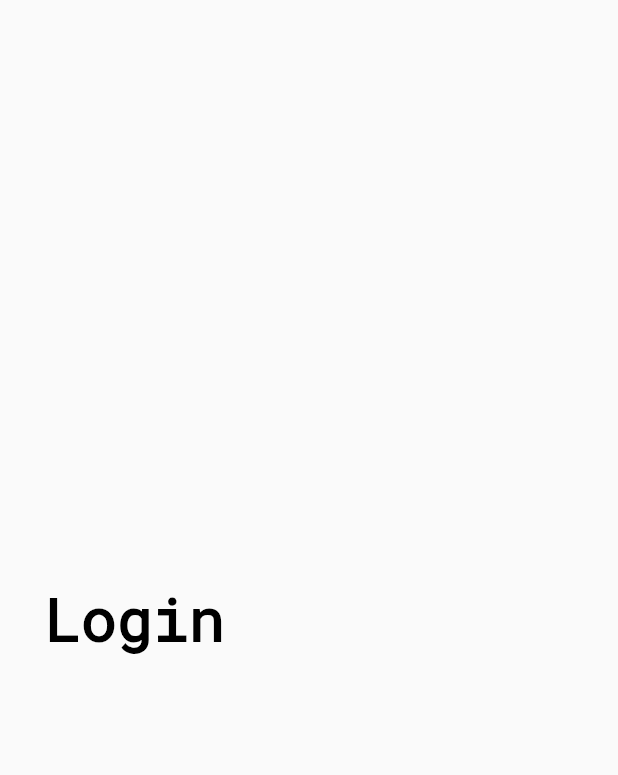
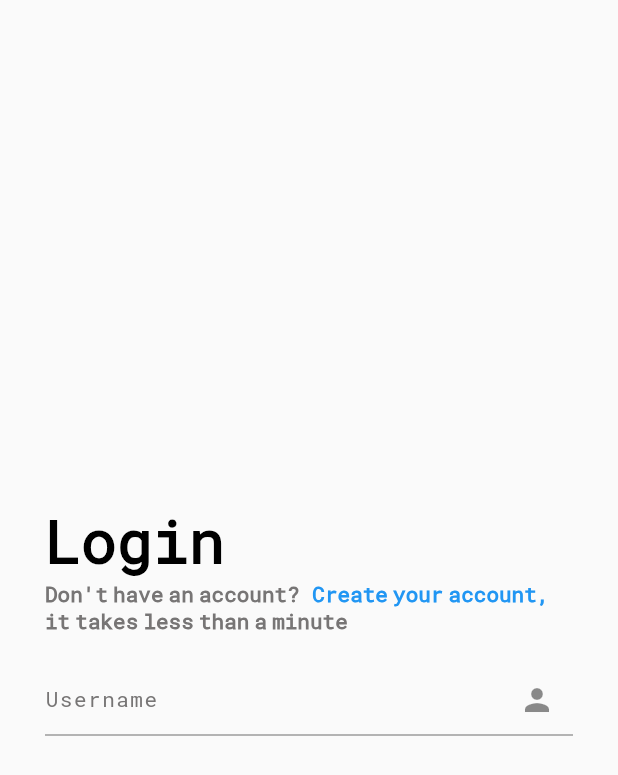
Before and after one commit to MertSaygili/FlutterMiniProjects, a Flutter app: the screen it shows after launch, on a phone screen of 412 x 824 dp. Shown: the top 775 px of the screen. Run offline on Flutter 3.47's test engine with Material 2 defaults, Android fonts, the phone set to English and light mode, and no system bars.

Commit message:
text is done working on teXT FIELD

```diff
--- a/lib/Uplabs/login_panels/login_1/Data/data.dart
+++ b/lib/Uplabs/login_panels/login_1/Data/data.dart
@@ -2,5 +2,5 @@ class Strings {
   final String loginText = 'Login';
   final String subtitleTextPart_1 = "Don't have an account? ";
   final String subtitleTextPart_2 = 'Create your account, ';
-  final String subtitleTextPart_3 = 'it takes less than a minute';
+  final String subtitleTextPart_3 = '\nit takes less than a minute';
 }
--- a/lib/Uplabs/login_panels/login_1/login_page_view.dart
+++ b/lib/Uplabs/login_panels/login_1/login_page_view.dart
@@ -1,4 +1,5 @@
 import 'package:flutter/material.dart';
+import 'package:project1_change_appbar_color/Uplabs/login_panels/login_0/login_page_view.dart';
 
 import 'Data/data.dart';
 
@@ -10,13 +11,48 @@ class LoginPageView extends StatefulWidget {
 }
 
 class _LoginPageViewState extends State<LoginPageView> {
+  final String _userNameHintText = 'Username';
+  final String _userPasswordHintText = 'Password';
+
   @override
   Widget build(BuildContext context) {
     final Text _title = Text(
       Strings().loginText,
       style: Theme.of(context).textTheme.headline3,
     );
-
+    final RichText _text = RichText(
+      maxLines: 2,
+      text: TextSpan(
+        children: [
+          TextSpan(
+            text: Strings().subtitleTextPart_1,
+            style: Theme.of(context).textTheme.bodyText1,
+          ),
+          WidgetSpan(
+            child: GestureDetector(
+              onTap: () {},
+              child: Text(Strings().subtitleTextPart_2),
+            ),
+          ),
+          TextSpan(
+            text: Strings().subtitleTextPart_3,
+            style: Theme.of(context).textTheme.bodyText1,
+          ),
+        ],
+      ),
+    );
+    final Padding _userName = Padding(
+      padding: PaddingItems().paddingVerticalNormal,
+      child: TextFormField(
+        keyboardType: TextInputType.name,
+        textInputAction: TextInputAction.next,
+        decoration: InputDecoration(
+          suffixIcon: UsedIcons().iconPerson,
+          hintText: _userNameHintText,
+          hintStyle: Theme.of(context).textTheme.button,
+        ),
+      ),
+    );
     return Scaffold(
       body: Center(
         child: ListView(
@@ -24,6 +60,8 @@ class _LoginPageViewState extends State<LoginPageView> {
           padding: PaddingItems().paddingPage,
           children: [
             _title,
+            _text,
+            _userName,
           ],
         ),
       ),
@@ -31,14 +69,24 @@ class _LoginPageViewState extends State<LoginPageView> {
   }
 }
 
+class UsedIcons {
+  Icon iconPerson = const Icon(Icons.person);
+  Icon iconPassword = const Icon(Icons.lock);
+}
+
 class PaddingItems {
   final EdgeInsets paddingPage = EdgeInsets.symmetric(
     horizontal: PaddingValues().paddingPageHorizontal,
     vertical: PaddingValues().paddingPageVertical,
+  );
+
+  final EdgeInsets paddingVerticalNormal = EdgeInsets.only(
+    top: PaddingValues().paddingNormalVertical,
   );
 }
 
 class PaddingValues {
   final double paddingPageVertical = 30;
   final double paddingPageHorizontal = 30;
+  final double paddingNormalVertical = 20;
 }
--- a/lib/Uplabs/login_panels/login_1/theme.dart
+++ b/lib/Uplabs/login_panels/login_1/theme.dart
@@ -14,14 +14,22 @@ class CustomTheme {
         ),
         bodyText1: TextStyle(
           fontSize: FontSizes()._textFontSize,
+          fontWeight: FontWeight.w600,
           color: AllColors().colorDarkGrey,
           wordSpacing: -5,
         ),
         bodyText2: TextStyle(
           fontSize: FontSizes()._textFontSize,
+          fontWeight: FontWeight.w700,
           color: AllColors().colorBlue,
           wordSpacing: -5,
-          )),
+        ),
+        button: TextStyle(
+          fontSize: FontSizes()._textFontSize,
+          color: AllColors().colorDarkGrey,
+          letterSpacing: 1,
+        ),
+      ),
     );
   }
 }
```
Lines whose indentation alone changed are shown as unchanged.
